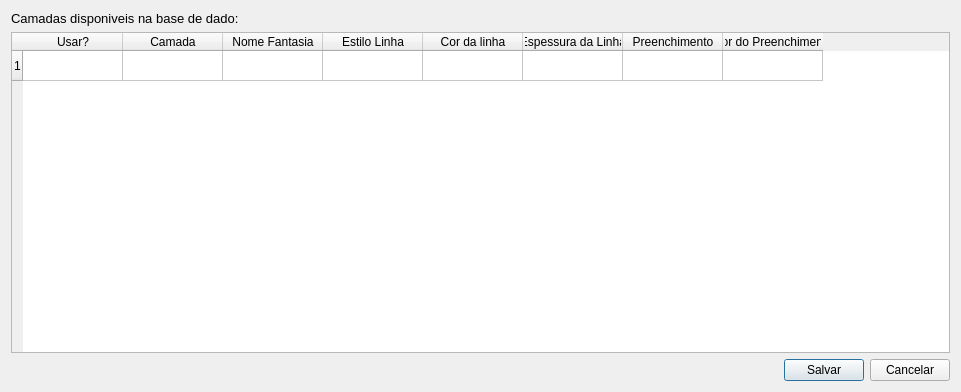
This is settings/config_layers.ui in spuhub/prisma as Qt 5 draws it before an edit. The edited form follows.
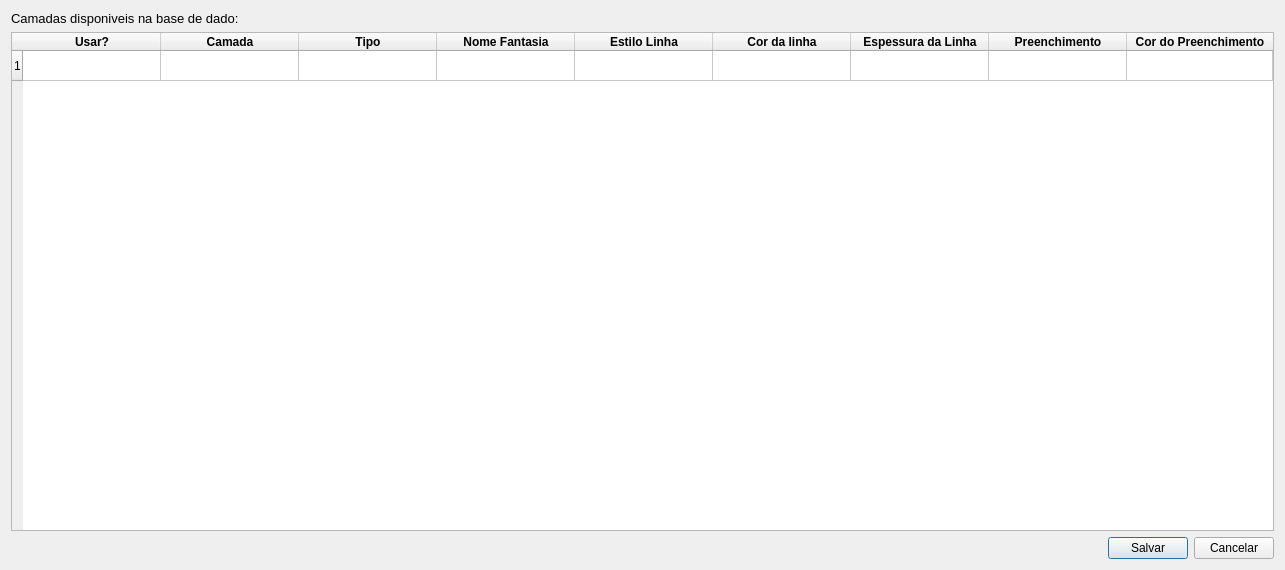
This is the edited form.

Diff of the .ui file:
```diff
--- a/settings/config_layers.ui
+++ b/settings/config_layers.ui
@@ -6,8 +6,8 @@
    <rect>
     <x>0</x>
     <y>0</y>
-    <width>961</width>
-    <height>392</height>
+    <width>1285</width>
+    <height>570</height>
    </rect>
   </property>
   <property name="windowTitle">
@@ -27,7 +27,34 @@
     </widget>
    </item>
    <item>
-    <widget class="QTableWidget" name="tableLayers">
+    <widget class="QTableWidget" name="table_layers">
+     <property name="gridStyle">
+      <enum>Qt::SolidLine</enum>
+     </property>
+     <property name="sortingEnabled">
+      <bool>false</bool>
+     </property>
+     <property name="wordWrap">
+      <bool>true</bool>
+     </property>
+     <attribute name="horizontalHeaderVisible">
+      <bool>true</bool>
+     </attribute>
+     <attribute name="horizontalHeaderCascadingSectionResizes">
+      <bool>false</bool>
+     </attribute>
+     <attribute name="horizontalHeaderDefaultSectionSize">
+      <number>138</number>
+     </attribute>
+     <attribute name="horizontalHeaderShowSortIndicator" stdset="0">
+      <bool>false</bool>
+     </attribute>
+     <attribute name="horizontalHeaderStretchLastSection">
+      <bool>true</bool>
+     </attribute>
+     <attribute name="verticalHeaderCascadingSectionResizes">
+      <bool>false</bool>
+     </attribute>
      <row>
       <property name="text">
        <string>1</string>
@@ -37,42 +64,112 @@
       <property name="text">
        <string>Usar?</string>
       </property>
+      <property name="font">
+       <font>
+        <weight>75</weight>
+        <bold>true</bold>
+       </font>
+      </property>
      </column>
      <column>
       <property name="text">
        <string>Camada</string>
       </property>
+      <property name="font">
+       <font>
+        <weight>75</weight>
+        <bold>true</bold>
+       </font>
+      </property>
+     </column>
+     <column>
+      <property name="text">
+       <string>Tipo</string>
+      </property>
+      <property name="font">
+       <font>
+        <weight>75</weight>
+        <bold>true</bold>
+       </font>
+      </property>
      </column>
      <column>
       <property name="text">
        <string>Nome Fantasia</string>
       </property>
+      <property name="font">
+       <font>
+        <weight>75</weight>
+        <bold>true</bold>
+       </font>
+      </property>
      </column>
      <column>
       <property name="text">
        <string>Estilo Linha</string>
       </property>
+      <property name="font">
+       <font>
+        <weight>75</weight>
+        <bold>true</bold>
+       </font>
+      </property>
      </column>
      <column>
       <property name="text">
        <string>Cor da linha</string>
       </property>
+      <property name="font">
+       <font>
+        <weight>75</weight>
+        <bold>true</bold>
+       </font>
+      </property>
      </column>
      <column>
       <property name="text">
        <string>Espessura da Linha</string>
       </property>
+      <property name="font">
+       <font>
+        <weight>75</weight>
+        <bold>true</bold>
+       </font>
+      </property>
      </column>
      <column>
       <property name="text">
        <string>Preenchimento</string>
       </property>
+      <property name="font">
+       <font>
+        <weight>75</weight>
+        <bold>true</bold>
+       </font>
+      </property>
      </column>
      <column>
       <property name="text">
        <string>Cor do Preenchimento</string>
       </property>
+      <property name="font">
+       <font>
+        <weight>75</weight>
+        <bold>true</bold>
+       </font>
+      </property>
      </column>
+     <item row="0" column="0">
+      <property name="text">
+       <string/>
+      </property>
+      <property name="font">
+       <font>
+        <weight>75</weight>
+        <bold>true</bold>
+       </font>
+      </property>
+     </item>
     </widget>
    </item>
    <item>
```
Left out of the diff: 8 changed lines with no effect on the pictures.
